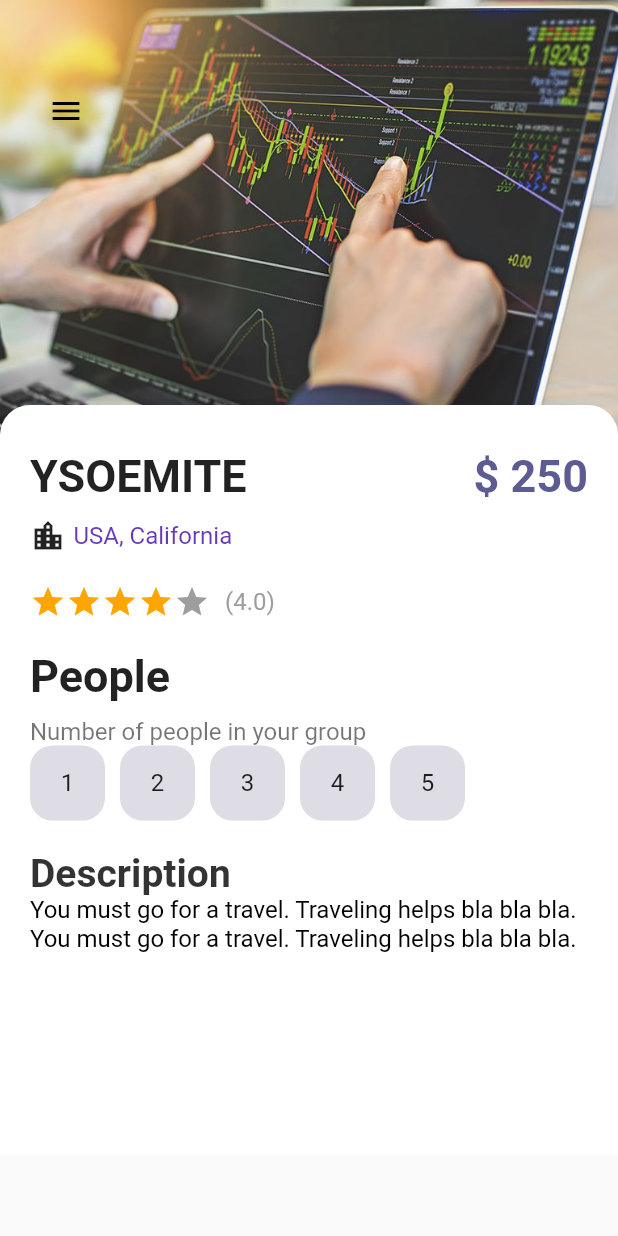
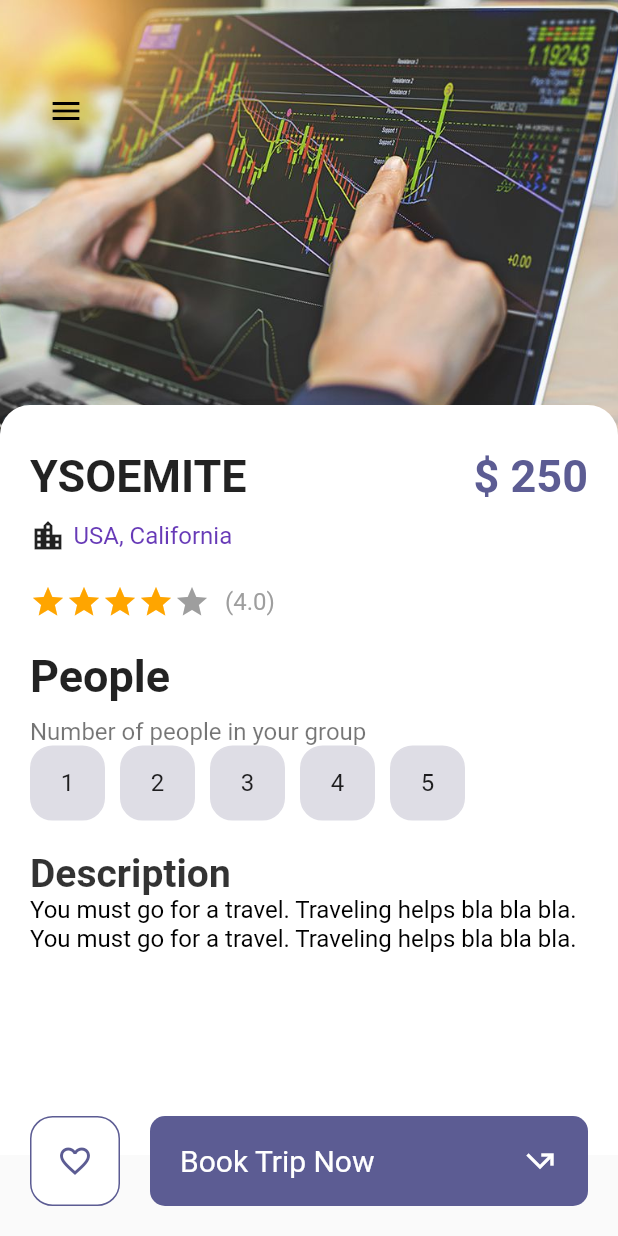
Before and after one commit to 1Gura/temp, a Flutter app: the screen it shows after launch, on a phone screen of 412 x 824 dp. Run offline on Flutter 3.47's test engine with Material 2 defaults, Android fonts, the phone set to English and light mode, and no system bars.

Commit message:
base detail_page finished

```diff
--- a/lib/pages/detail_page.dart
+++ b/lib/pages/detail_page.dart
@@ -2,6 +2,7 @@ import 'package:flutter/material.dart';
 import 'package:temp/misc/colors.dart';
 import 'package:temp/widgets/app_large_text.dart';
 import 'package:temp/widgets/app_text.dart';
+import 'package:temp/widgets/responsive_button.dart';
 import 'package:temp/widgets/simple_button.dart';
 
 class DetailPage extends StatefulWidget {
@@ -168,6 +169,29 @@ class _DetailPageState extends State<DetailPage> {
                       ),
                     ],
                   ),
+                )),
+            Positioned(
+                bottom: 20,
+                left: 20,
+                right: 20,
+                child: Row(
+                  children: [
+                    SimpleButton(
+                      color: AppColors.textColorPurple,
+                      backgroundColor: Colors.white,
+                      size: 60,
+                      borderColor: AppColors.textColorPurple,
+                      isIcon: true,
+                      icon: Icons.favorite_border,
+                    ),
+                    SizedBox(
+                      width: 20,
+                    ),
+                    ResponsiveButton(
+                      text: "Go!",
+                      isResponsive: true,
+                    )
+                  ],
                 ))
           ],
         ),
--- a/lib/widgets/responsive_button.dart
+++ b/lib/widgets/responsive_button.dart
@@ -1,30 +1,53 @@
 import 'package:flutter/cupertino.dart';
 import 'package:flutter/material.dart';
-import 'package:temp/widgets/app_large_text.dart';
+import 'package:temp/misc/colors.dart';
+import 'package:temp/widgets/app_text.dart';
 
 class ResponsiveButton extends StatelessWidget {
   bool? isResponsive;
   double? width;
   String text;
+  double fontSize;
 
-  ResponsiveButton({Key? key, this.width, this.isResponsive = false, required this.text})
+  ResponsiveButton(
+      {Key? key,
+      this.width = 120,
+      this.isResponsive = false,
+      this.fontSize = 20,
+      required this.text})
       : super(key: key);
 
   @override
   Widget build(BuildContext context) {
-
-    return Container(
-      width: width,
-      height: 60,
-      decoration: BoxDecoration(
-        borderRadius: BorderRadius.circular(10),
-        color: Colors.black12
-      ),
-      child: Row(
-        mainAxisAlignment: MainAxisAlignment.center,
-        children: [
-          AppLargeText(text: text, color: Colors.white,)
-        ],
+    return Flexible(
+      child: Container(
+        width: isResponsive == true ? double.maxFinite : width,
+        height: 60,
+        decoration: BoxDecoration(
+            borderRadius: BorderRadius.circular(10),
+            color: AppColors.textColorPurple),
+        child: Container(
+          margin: EdgeInsets.only(left: 20, right: 20),
+          child: Row(
+            mainAxisAlignment: isResponsive == true
+                ? MainAxisAlignment.spaceBetween
+                : MainAxisAlignment.center,
+            children: [
+              isResponsive == true
+                  ? Container(
+                      child: AppText(
+                      text: "Book Trip Now",
+                      color: Colors.white,
+                      size: fontSize,
+                    ))
+                  : Container(),
+              const Icon(
+                Icons.call_missed_outgoing,
+                color: Colors.white,
+              )
+            ],
+          ),
+        ),
       ),
     );
   }
```
